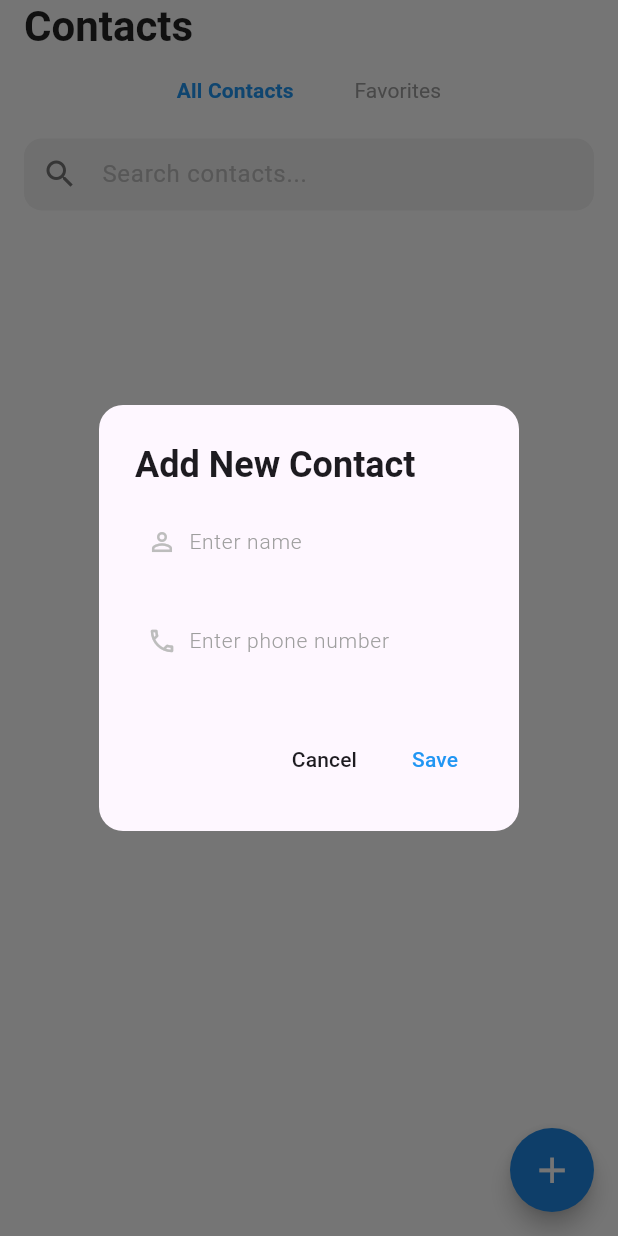
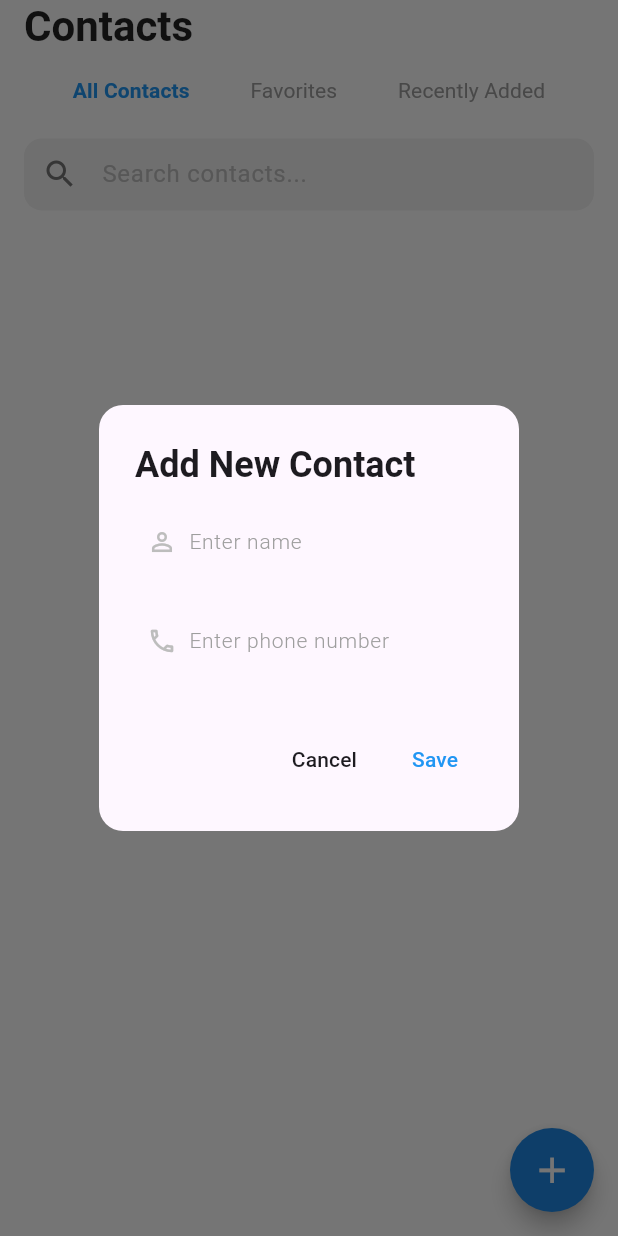
Before and after one commit to jithinkjclt/supabase_phonebook, a Flutter app: the ContactPage screen opened directly, after a tap on the "add" icon, on a phone screen of 412 x 824 dp. Run offline on Flutter 3.47's test engine with Material 3 defaults, Android fonts, the phone set to English and light mode, and no system bars; our stand-ins replace bloc, flutter_bloc, flutter_dotenv, supabase_flutter; accounts and stored records are empty; statements that could not run were skipped.

Commit message:
recently added

```diff
--- a/lib/main.dart
+++ b/lib/main.dart
@@ -1,7 +1,7 @@
 import 'package:flutter/material.dart';
 import 'package:flutter/services.dart';
 import 'package:flutter_dotenv/flutter_dotenv.dart';
-import 'package:phone_book_app/data/token.dart';
+import 'package:phone_book_app/data/constants/token.dart';
 import 'package:phone_book_app/presentation/screens/auth_page/login_page.dart';
 import 'package:phone_book_app/presentation/screens/contact_page/contact_page.dart';
 import 'package:supabase_flutter/supabase_flutter.dart';
--- a/lib/presentation/screens/auth_page/cubit/auth_cubit.dart
+++ b/lib/presentation/screens/auth_page/cubit/auth_cubit.dart
@@ -3,7 +3,7 @@ import 'package:flutter/material.dart';
 import 'package:meta/meta.dart';
 import 'package:supabase_flutter/supabase_flutter.dart';
 
-import '../../../../data/token.dart';
+import '../../../../data/constants/token.dart';
 
 part 'auth_state.dart';
 
--- a/lib/presentation/screens/contact_page/contact_page.dart
+++ b/lib/presentation/screens/contact_page/contact_page.dart
@@ -73,7 +73,7 @@ class ContactPage extends StatelessWidget {
                     phoneController.text.isNotEmpty) {
                   if (isEditing) {
                     cubit.updateContact(
-                      contact.copyWith(
+                      contact!.copyWith(
                         name: nameController.text,
                         phone: phoneController.text,
                       ),
@@ -136,8 +136,8 @@ class ContactPage extends StatelessWidget {
   @override
   Widget build(BuildContext context) {
     final isDark = Theme.of(context).brightness == Brightness.dark;
-    final screenWidth = context.deviceSize.width;
-    final screenHeight = context.deviceSize.height;
+    final screenWidth = MediaQuery.of(context).size.width;
+    final screenHeight = MediaQuery.of(context).size.height;
 
     return BlocProvider(
       create: (context) => ContactListCubit(),
@@ -147,21 +147,28 @@ class ContactPage extends StatelessWidget {
           final showFavoritesOnly = (state is ContactListSuccess)
               ? state.showFavoritesOnly
               : false;
+          final showRecentlyAddedOnly = (state is ContactListSuccess)
+              ? state.showRecentlyAddedOnly
+              : false;
+          final isAllContacts = !showFavoritesOnly && !showRecentlyAddedOnly;
 
-          final toggleButtons = Row(
+          // Updated logic to fix UI overflow
+          final toggleButtons = SingleChildScrollView(
+            scrollDirection: Axis.horizontal,
+            child: Row(
               mainAxisAlignment: MainAxisAlignment.center,
               children: [
                 TextButton(
                   onPressed: () {
-                  if (showFavoritesOnly) {
-                    cubit.toggleFavoritesFilter();
+                    if (!isAllContacts) {
+                      cubit.toggleAllContactsFilter();
                     }
                   },
                   child: Text(
                     'All Contacts',
                     style: TextStyle(
-                    color: !showFavoritesOnly ? Colors.blue : Colors.grey,
-                    fontWeight: !showFavoritesOnly
+                      color: isAllContacts ? Colors.blue : Colors.grey,
+                      fontWeight: isAllContacts
                           ? FontWeight.bold
                           : FontWeight.normal,
                     ),
@@ -184,7 +191,25 @@ class ContactPage extends StatelessWidget {
                     ),
                   ),
                 ),
+                SizedBox(width: screenWidth * 0.04),
+                TextButton(
+                  onPressed: () {
+                    if (!showRecentlyAddedOnly) {
+                      cubit.toggleRecentlyAddedFilter();
+                    }
+                  },
+                  child: Text(
+                    'Recently Added',
+                    style: TextStyle(
+                      color: showRecentlyAddedOnly ? Colors.blue : Colors.grey,
+                      fontWeight: showRecentlyAddedOnly
+                          ? FontWeight.bold
+                          : FontWeight.normal,
+                    ),
+                  ),
+                ),
               ],
+            ),
           );
 
           return Scaffold(
@@ -309,7 +334,7 @@ class ContactPage extends StatelessWidget {
       BuildContext context,
       bool isDark,
       ContactListCubit cubit,
-    Row toggleButtons,
+      Widget toggleButtons,
       double screenHeight,
       ) {
     return SliverAppBar(
--- a/lib/presentation/screens/contact_page/cubit/contact_list_cubit.dart
+++ b/lib/presentation/screens/contact_page/cubit/contact_list_cubit.dart
@@ -14,7 +14,7 @@ class ContactListCubit extends Cubit<ContactListState> {
   final _supabaseClient = Supabase.instance.client;
   List<Contact> _originalContacts = [];
   bool _showFavoritesOnly = false;
-
+  bool _showRecentlyAddedOnly = false;
 
   Future<void> fetchContacts() async {
     emit(ContactListLoading());
@@ -22,7 +22,7 @@ class ContactListCubit extends Cubit<ContactListState> {
       final response = await _supabaseClient
           .from('contacts')
           .select()
-          .order('created_at', ascending: false);
+          .order('name', ascending: true);
 
       _originalContacts = (response as List)
           .map((e) => Contact.fromJson(e))
@@ -38,21 +38,45 @@ class ContactListCubit extends Cubit<ContactListState> {
   }
 
   void toggleFavoritesFilter() {
-    _showFavoritesOnly = !_showFavoritesOnly;
+    _showFavoritesOnly = true;
+    _showRecentlyAddedOnly = false;
+    _applyFilter();
+  }
+
+  void toggleRecentlyAddedFilter() {
+    _showRecentlyAddedOnly = true;
+    _showFavoritesOnly = false;
+    _applyFilter();
+  }
+
+  void toggleAllContactsFilter() {
+    _showFavoritesOnly = false;
+    _showRecentlyAddedOnly = false;
     _applyFilter();
   }
 
   void _applyFilter() {
-    List<Contact> filteredList = _originalContacts;
+    List<Contact> filteredList = List.from(_originalContacts);
+
     if (_showFavoritesOnly) {
-      filteredList = _originalContacts
-          .where((contact) => contact.isFavorite)
-          .toList();
+      filteredList = filteredList.where((contact) => contact.isFavorite).toList();
+      // Keep favorites sorted alphabetically
+      filteredList.sort((a, b) => a.name.compareTo(b.name));
+    } else if (_showRecentlyAddedOnly) {
+      final now = DateTime.now();
+      filteredList = filteredList.where((contact) => now.difference(contact.createdAt).inHours < 24).toList();
+      // Change here: Sort recently added contacts by creation time, descending
+      filteredList.sort((a, b) => b.createdAt.compareTo(a.createdAt));
+    } else {
+      // Default sort for "All Contacts" view is alphabetical
+      filteredList.sort((a, b) => a.name.compareTo(b.name));
     }
+
     emit(
       ContactListSuccess(
         contacts: filteredList,
         showFavoritesOnly: _showFavoritesOnly,
+        showRecentlyAddedOnly: _showRecentlyAddedOnly,
       ),
     );
   }
@@ -83,6 +107,7 @@ class ContactListCubit extends Cubit<ContactListState> {
         ContactListSuccess(
           contacts: updatedContacts,
           showFavoritesOnly: _showFavoritesOnly,
+          showRecentlyAddedOnly: _showRecentlyAddedOnly,
         ),
       );
     }
@@ -91,14 +116,14 @@ class ContactListCubit extends Cubit<ContactListState> {
       await _supabaseClient
           .from('contacts')
           .update({
-            'name': contact.name,
-            'phone': contact.phone,
-            'is_favorite': contact.isFavorite,
-          })
+        'name': contact.name,
+        'phone': contact.phone,
+        'is_favorite': contact.isFavorite,
+      })
           .eq('id', contact.id);
 
       final originalIndex = _originalContacts.indexWhere(
-        (c) => c.id == contact.id,
+            (c) => c.id == contact.id,
       );
       if (originalIndex != -1) {
         _originalContacts[originalIndex] = contact;
@@ -125,6 +150,7 @@ class ContactListCubit extends Cubit<ContactListState> {
       ContactListSuccess(
         contacts: updatedContacts,
         showFavoritesOnly: _showFavoritesOnly,
+        showRecentlyAddedOnly: _showRecentlyAddedOnly,
       ),
     );
 
@@ -143,15 +169,11 @@ class ContactListCubit extends Cubit<ContactListState> {
   }
 
   Future<void> searchContacts(String query) async {
-    _showFavoritesOnly = false; //
-
-    final currentState = state;
-    if (currentState is! ContactListSuccess) {
-      return;
-    }
+    _showFavoritesOnly = false;
+    _showRecentlyAddedOnly = false;
 
     if (query.isEmpty) {
-      emit(ContactListSuccess(contacts: _originalContacts));
+      _applyFilter();
       return;
     }
 
@@ -162,6 +184,12 @@ class ContactListCubit extends Cubit<ContactListState> {
       return nameMatches || numberMatches;
     }).toList();
 
-    emit(ContactListSuccess(contacts: filteredContacts));
+    emit(
+      ContactListSuccess(
+        contacts: filteredContacts,
+        showFavoritesOnly: _showFavoritesOnly,
+        showRecentlyAddedOnly: _showRecentlyAddedOnly,
+      ),
+    );
   }
 }
--- a/lib/presentation/screens/contact_page/cubit/contact_list_state.dart
+++ b/lib/presentation/screens/contact_page/cubit/contact_list_state.dart
@@ -10,8 +10,13 @@ class ContactListLoading extends ContactListState {}
 class ContactListSuccess extends ContactListState {
   final List<Contact> contacts;
   final bool showFavoritesOnly;
+  final bool showRecentlyAddedOnly;
 
-  ContactListSuccess({required this.contacts, this.showFavoritesOnly = false});
+  ContactListSuccess({
+    required this.contacts,
+    this.showFavoritesOnly = false,
+    this.showRecentlyAddedOnly = false,
+  });
 }
 
 class ContactListError extends ContactListState {
--- a/lib/presentation/screens/contact_page/widget/contact_list_tile.dart
+++ b/lib/presentation/screens/contact_page/widget/contact_list_tile.dart
@@ -13,7 +13,7 @@ class ContactTile extends StatelessWidget {
   final Function(Contact)? onDelete;
 
   const ContactTile({
-    Key? key,
+    super.key,
     required this.contact,
     required this.isDark,
     required this.screenWidth,
@@ -22,7 +22,7 @@ class ContactTile extends StatelessWidget {
     this.onFavoriteToggle,
     this.onEdit,
     this.onDelete,
-  }) : super(key: key);
+  });
 
   @override
   Widget build(BuildContext context) {
```
Also changed, not shown: lib/data/constants/token.dart (renamed from lib/data/token.dart). Lines whose indentation alone changed are shown as unchanged.
